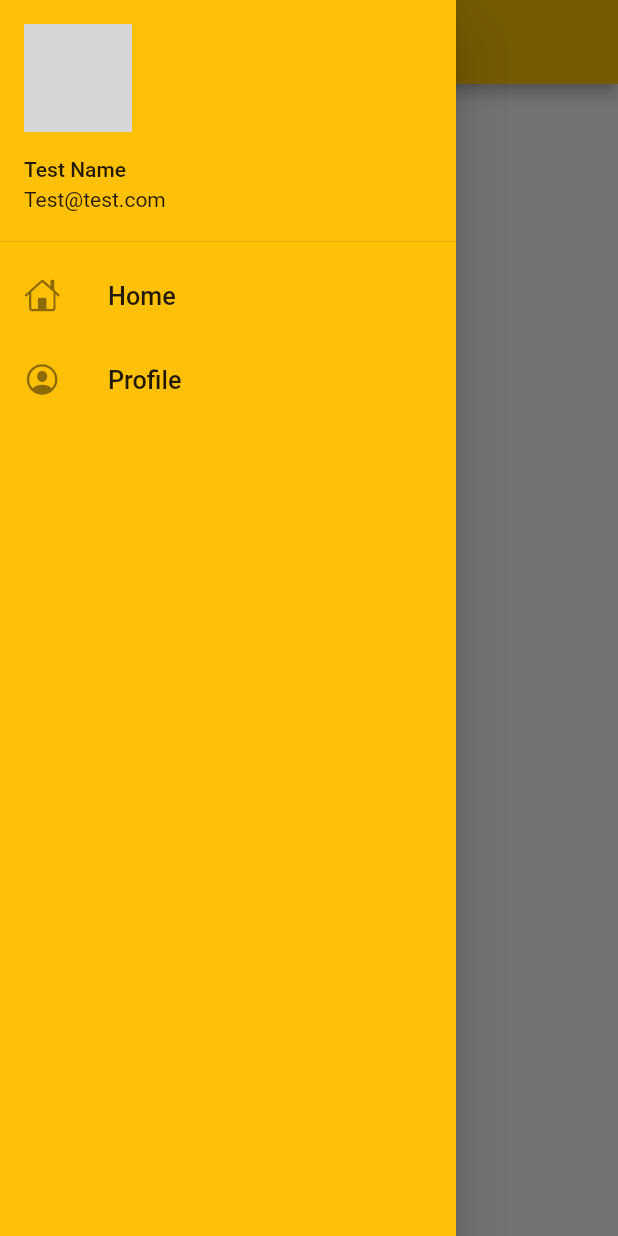
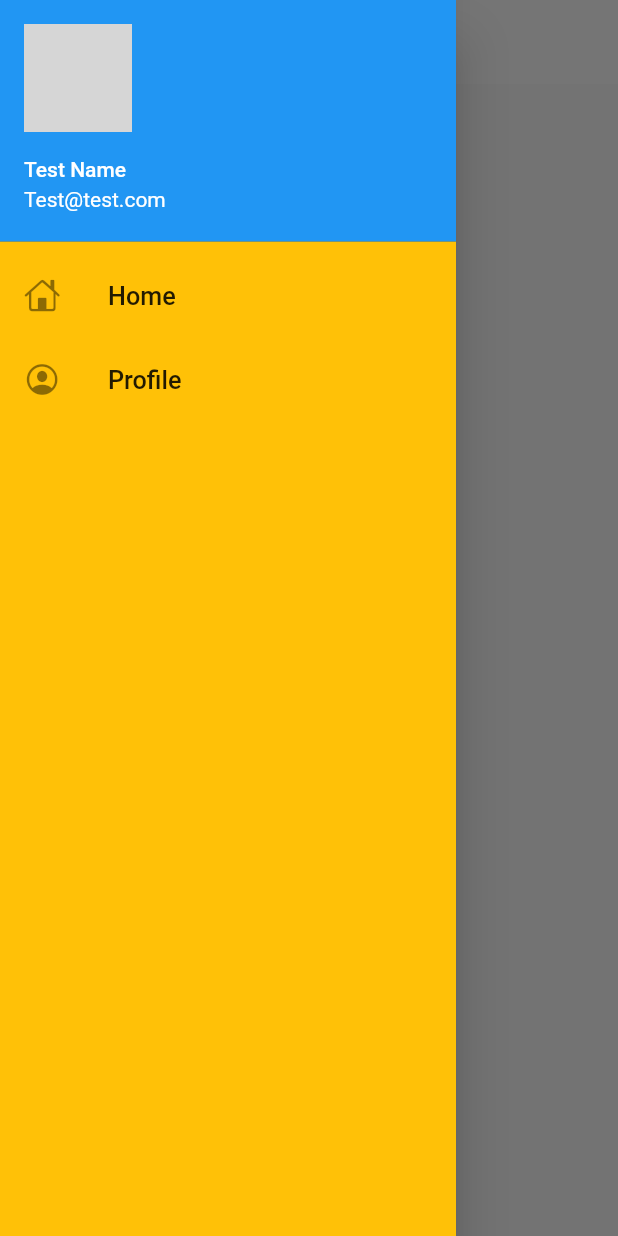
Before and after one commit to jitendra-25/FlutterDemoApp, a Flutter app: the screen it shows after launch, with the side drawer open, on a phone screen of 412 x 824 dp. Run offline on Flutter 3.47's test engine with Material 2 defaults, Android fonts, the phone set to English and light mode, and no system bars; network calls fail; grey boxes are pictures that could not be loaded.

Commit message:
Added themes.dart and catalog.dart model

```diff
--- a/lib/main.dart
+++ b/lib/main.dart
@@ -1,6 +1,7 @@
 import 'package:flutter/material.dart';
 import 'package:flutter_app3/pages/login_page.dart';
 import 'package:flutter_app3/utils/routes.dart';
+import 'package:flutter_app3/widgets/themes.dart';
 import 'pages/home_page.dart';
 
 void main() {
@@ -16,12 +17,8 @@
     return MaterialApp(
       debugShowCheckedModeBanner: false,
       themeMode: ThemeMode.light,
-      darkTheme: ThemeData(
-        brightness: Brightness.dark,
-      ),
-      theme: ThemeData(
-        primarySwatch: Colors.amber,
-      ),
+      theme: MyTheme.lightTheme(context),
+      darkTheme: MyTheme.darkTheme(context),
       initialRoute: MyRoutes.homeRoute,
       routes: {
         "/": (context) => LoginPage(),
--- /dev/null
+++ b/lib/widgets/themes.dart
@@ -0,0 +1,22 @@
+import 'package:flutter/material.dart';
+
+class MyTheme {
+  static ThemeData lightTheme(BuildContext context) =>
+      ThemeData(
+          //primarySwatch: Colors.amber,
+          appBarTheme: AppBarTheme(
+            color: Colors.white,
+            elevation: 0.0,
+            iconTheme: IconThemeData(color: Colors.black),
+            titleTextStyle: Theme
+                .of(context)
+                .appBarTheme
+                .titleTextStyle,
+          )
+      );
+
+  static ThemeData darkTheme(BuildContext context) =>
+      ThemeData(
+        brightness: Brightness.dark,
+      );
+}
```
Also changed, not shown: lib/models/catalog.dart (added, +21 -0 lines), lib/pages/home_page.dart (+0 -9 lines).
